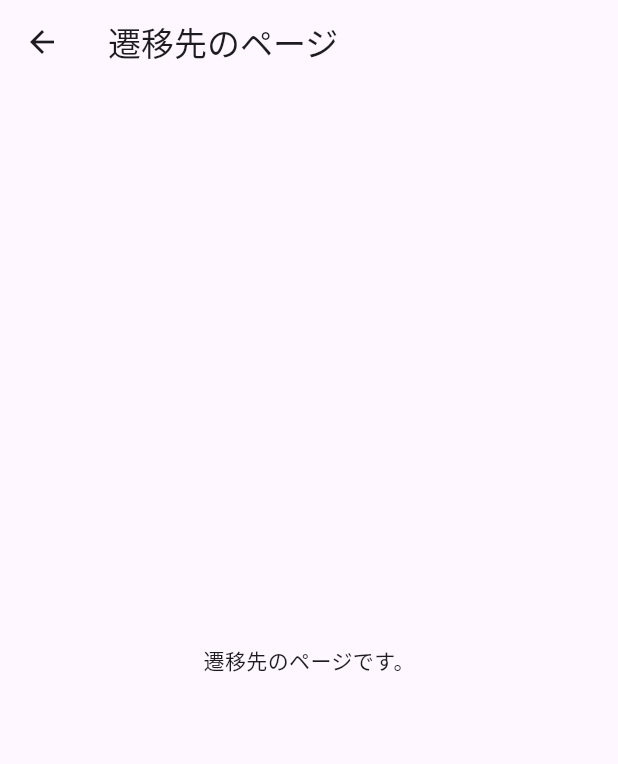
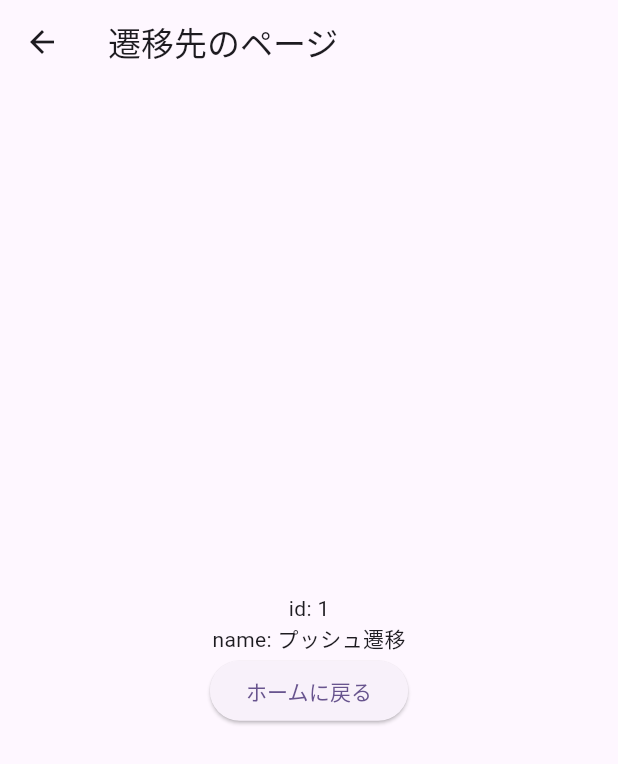
Before and after one commit to naok-000/udemy-flutter, a Flutter app: the screen it shows after launch, after a tap on "プッシュ遷移", on a phone screen of 412 x 824 dp. Shown: the top 764 px of the screen. Run offline on Flutter 3.47's test engine with Material 3 defaults, Android fonts, the phone set to English and light mode, and no system bars.

Commit message:
遷移先ページを動的に作成するよう変更

```diff
--- a/chapter06/lib/main.dart
+++ b/chapter06/lib/main.dart
@@ -35,10 +35,10 @@ class _MyHomePageState extends State<MyHomePage> {
       context,
       MaterialPageRoute(
         builder: (context) {
-          return NextPage();
+          return NextPage(id: 1, name: "プッシュ遷移");
         },
       ),
-    ) ;
+    );
   }
 
   void _modalPage() {
@@ -46,18 +46,21 @@ class _MyHomePageState extends State<MyHomePage> {
       context,
       MaterialPageRoute(
           builder: (context) {
-          return NextPage();
+            return NextPage(id: 2, name: "モーダル遷移",);
           },
           fullscreenDialog: true
       ),
-    ) ;
+    );
   }
 
   @override
   Widget build(BuildContext context) {
     return Scaffold(
       appBar: AppBar(
-        backgroundColor: Theme.of(context).colorScheme.inversePrimary,
+        backgroundColor: Theme
+            .of(context)
+            .colorScheme
+            .inversePrimary,
         title: Text(widget.title),
       ),
       body: Center(
@@ -65,7 +68,8 @@ class _MyHomePageState extends State<MyHomePage> {
             mainAxisAlignment: MainAxisAlignment.center,
             children: [
               ElevatedButton(onPressed: _pushPage, child: Text("プッシュ遷移")),
-          ElevatedButton(onPressed: _modalPage, child: Text("モーダル遷移")),
+              ElevatedButton(
+                  onPressed: _modalPage, child: Text("モーダル遷移")),
             ]),
       ),
     );
@@ -73,7 +77,10 @@ class _MyHomePageState extends State<MyHomePage> {
 }
 
 class NextPage extends StatelessWidget {
-  const NextPage({super.key});
+  NextPage({required this.id, required this.name});
+
+  final int id;
+  final String name;
 
   @override
   Widget build(BuildContext context) {
@@ -85,7 +92,11 @@ class NextPage extends StatelessWidget {
         child: Column(
           mainAxisAlignment: MainAxisAlignment.center,
           children: [
-            Text("遷移先のページです。")
+            Text("id: ${this.id}"),
+            Text("name: ${this.name}"),
+            ElevatedButton(onPressed: () {
+              Navigator.pop(context);
+            }, child: Text("ホームに戻る"))
           ],
         ),
       ),
```
Lines whose indentation alone changed are shown as unchanged.
